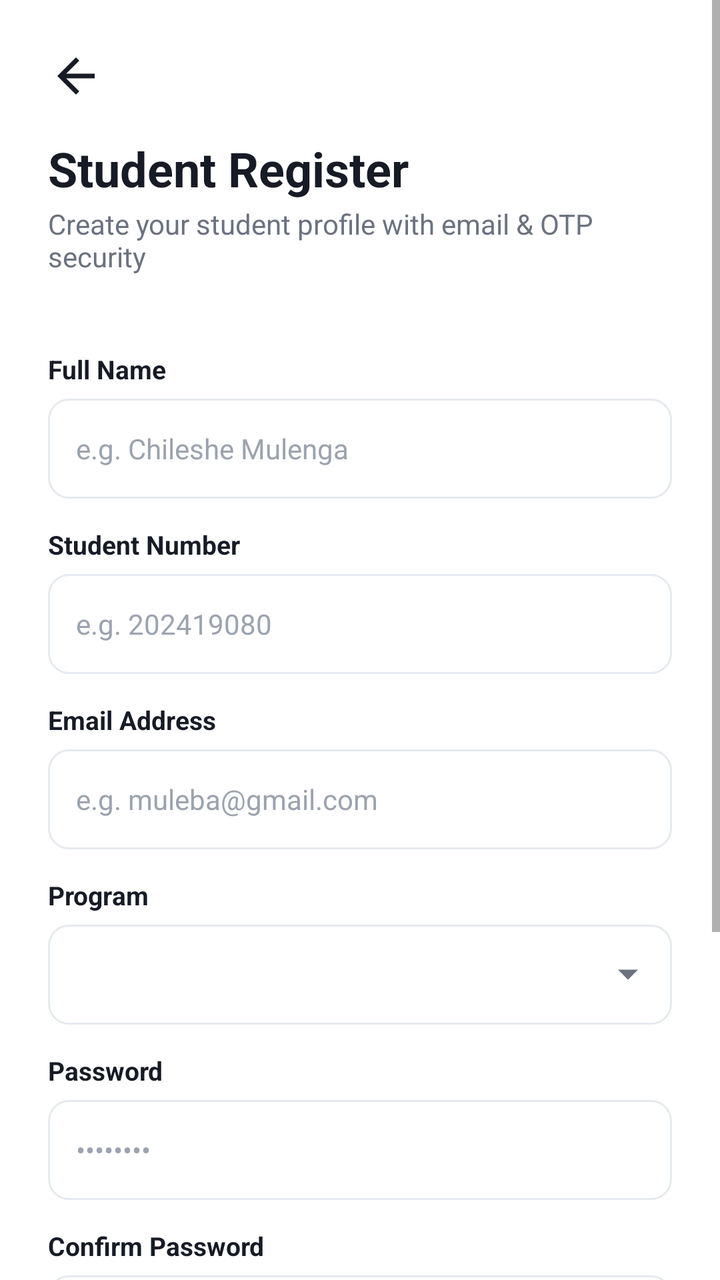
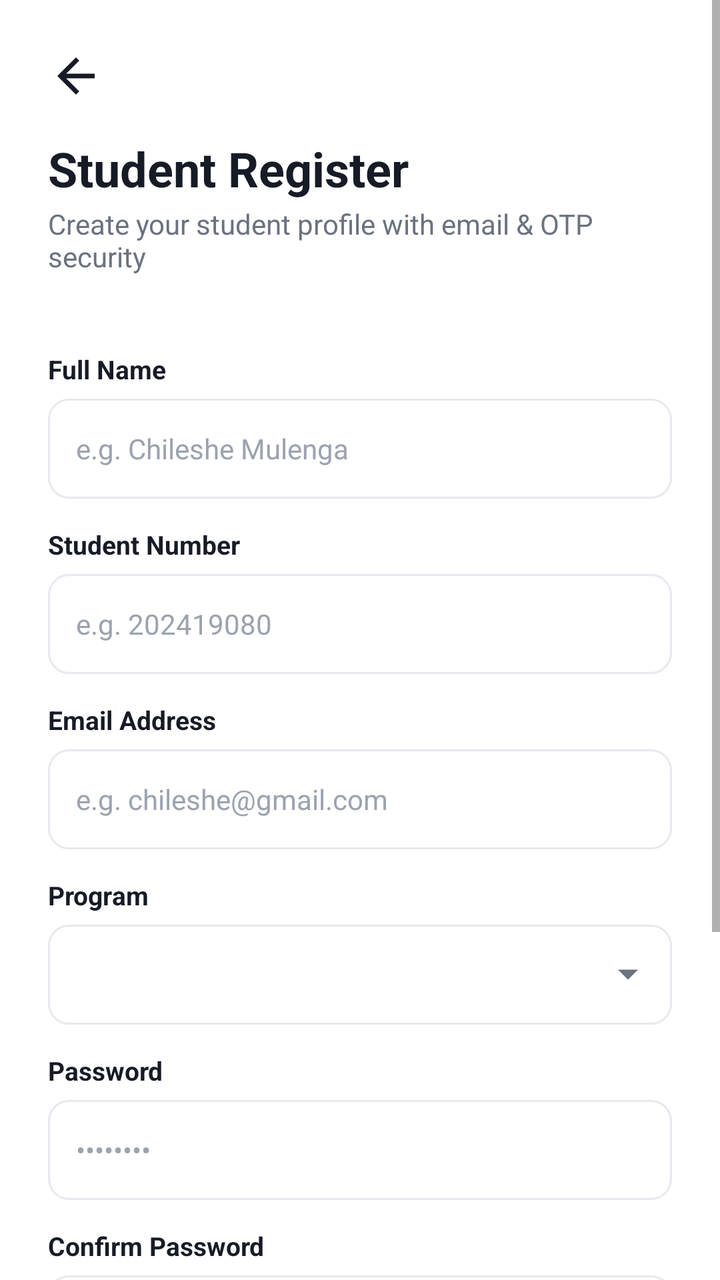

An Android layout rendered at two revisions. The XML below is the earlier revision; the diff shows what the commit changed to produce the second picture.
<!-- AndroidManifest.xml: application theme Theme.CampusApp -->
<!-- res/layout/activity_student_register.xml -->
<?xml version="1.0" encoding="utf-8"?>
<ScrollView xmlns:android="http://schemas.android.com/apk/res/android"
    xmlns:app="http://schemas.android.com/apk/res-auto"
    android:layout_width="match_parent"
    android:layout_height="match_parent"
    android:background="@color/white">

    <LinearLayout
        android:layout_width="match_parent"
        android:layout_height="wrap_content"
        android:orientation="vertical"
        android:padding="24dp">

        <ImageView
            android:id="@+id/btnBack"
            android:layout_width="28dp"
            android:layout_height="28dp"
            android:src="@drawable/ic_back"
            app:tint="@color/text_dark"
            android:layout_marginBottom="16dp"/>

        <TextView
            android:layout_width="wrap_content"
            android:layout_height="wrap_content"
            android:text="Student Register"
            android:textColor="@color/text_dark"
            android:textSize="24sp"
            android:textStyle="bold"/>

        <TextView
            android:layout_width="wrap_content"
            android:layout_height="wrap_content"
            android:layout_marginTop="2dp"
            android:layout_marginBottom="24dp"
            android:text="Create your student profile with email &amp; OTP security"
            android:textColor="@color/text_gray"
            android:textSize="14sp"/>

        <TextView style="@style/InputLabel" android:text="Full Name"/>
        <EditText android:id="@+id/etFullName" style="@style/InputField"
            android:hint="e.g. Chileshe Mulenga" android:inputType="textPersonName|textCapWords"/>

        <TextView style="@style/InputLabel" android:text="Student Number"/>
        <EditText android:id="@+id/etStudentNumber" style="@style/InputField"
            android:hint="e.g. 202419080" android:inputType="number"/>

        <TextView style="@style/InputLabel" android:text="Email Address"/>
        <EditText android:id="@+id/etEmail" style="@style/InputField"
            android:hint="e.g. muleba@gmail.com" android:inputType="textEmailAddress"/>

        <TextView style="@style/InputLabel" android:text="Program"/>
        <include layout="@layout/view_program_spinner"/>

        <TextView style="@style/InputLabel" android:text="Password"/>
        <EditText android:id="@+id/etPassword" style="@style/InputField"
            android:hint="••••••••" android:inputType="textPassword"/>

        <TextView style="@style/InputLabel" android:text="Confirm Password"/>
        <EditText android:id="@+id/etConfirmPassword" style="@style/InputField"
            android:hint="••••••••" android:inputType="textPassword"/>

        <Button
            android:id="@+id/btnCreateAccount"
            android:layout_width="match_parent"
            android:layout_height="52dp"
            android:layout_marginTop="16dp"
            android:background="@drawable/bg_button_blue"
            android:backgroundTint="@null"
            app:backgroundTint="@null"
            android:text="Create account"
            android:textAllCaps="false"
            android:textColor="@color/white"
            android:textStyle="bold"
            android:elevation="0dp"/>

        <Button
            android:id="@+id/btnSaveDraft"
            android:layout_width="match_parent"
            android:layout_height="52dp"
            android:layout_marginTop="10dp"
            android:background="@drawable/bg_button_outline"
            android:text="Save draft"
            android:textAllCaps="false"
            android:textColor="@color/text_dark"
            android:elevation="0dp"/>

        <TextView
            android:id="@+id/tvLogin"
            android:layout_width="wrap_content"
            android:layout_height="wrap_content"
            android:layout_gravity="center_horizontal"
            android:layout_marginTop="18dp"
            android:text="Already registered? Log in"
            android:textColor="@color/primary_blue"
            android:textSize="14sp"/>

    </LinearLayout>
</ScrollView>
<!-- res/layout/view_program_spinner.xml (included above) -->
<?xml version="1.0" encoding="utf-8"?>
<FrameLayout xmlns:android="http://schemas.android.com/apk/res/android"
    android:layout_width="match_parent"
    android:layout_height="50dp"
    android:background="@drawable/bg_input">

    <Spinner
        android:id="@+id/spProgram"
        android:layout_width="match_parent"
        android:layout_height="match_parent"
        android:background="@android:color/transparent"
        android:paddingStart="6dp"
        android:paddingEnd="36dp"
        android:spinnerMode="dropdown"/>

    <ImageView
        android:layout_width="20dp"
        android:layout_height="20dp"
        android:layout_gravity="end|center_vertical"
        android:layout_marginEnd="12dp"
        android:src="@drawable/ic_arrow_down"
        android:importantForAccessibility="no"/>

</FrameLayout>
<!-- resources referenced by this layout -->
<resources>
  <color name="primary_blue">#12469E</color>
  <color name="text_dark">#161B26</color>
  <color name="text_gray">#6B7280</color>
  <color name="white">#FFFFFF</color>
  <!-- drawable bg_button_blue (drawable) -->
  <?xml version="1.0" encoding="utf-8"?>
  <shape xmlns:android="http://schemas.android.com/apk/res/android" android:shape="rectangle">
      <solid android:color="@color/primary_blue" />
      <corners android:radius="14dp" />
  </shape>
  <!-- drawable bg_button_outline (drawable) -->
  <?xml version="1.0" encoding="utf-8"?>
  <shape xmlns:android="http://schemas.android.com/apk/res/android" android:shape="rectangle">
      <solid android:color="@color/white" />
      <stroke android:width="1dp" android:color="@color/divider" />
      <corners android:radius="12dp" />
  </shape>
  <!-- drawable bg_input (drawable) -->
  <?xml version="1.0" encoding="utf-8"?>
  <shape xmlns:android="http://schemas.android.com/apk/res/android" android:shape="rectangle">
      <solid android:color="@color/white" />
      <stroke android:width="1dp" android:color="@color/divider" />
      <corners android:radius="10dp" />
  </shape>
  <!-- drawable ic_arrow_down (drawable) -->
  <vector xmlns:android="http://schemas.android.com/apk/res/android"
      android:width="20dp" android:height="20dp" android:viewportWidth="24" android:viewportHeight="24">
      <path android:fillColor="@color/text_gray"
          android:pathData="M6,9 L12,15 L18,9 Z"/>
  </vector>
  <!-- drawable ic_back (drawable) -->
  <vector xmlns:android="http://schemas.android.com/apk/res/android"
      android:width="24dp" android:height="24dp" android:viewportWidth="24" android:viewportHeight="24">
      <path android:fillColor="@android:color/white"
          android:pathData="M20,11 L7.8,11 L13.4,5.4 L12,4 L4,12 L12,20 L13.4,18.6 L7.8,13 L20,13 Z"/>
  </vector>
  <style name="InputField">
          <item name="android:layout_width">match_parent</item>
          <item name="android:layout_height">50dp</item>
          <item name="android:background">@drawable/bg_input</item>
          <item name="android:paddingLeft">14dp</item>
          <item name="android:paddingRight">14dp</item>
          <item name="android:textSize">14sp</item>
          <item name="android:textColor">@color/text_dark</item>
          <item name="android:textColorHint">@color/text_gray_light</item>
      </style>
  <style name="InputLabel">
          <item name="android:layout_width">wrap_content</item>
          <item name="android:layout_height">wrap_content</item>
          <item name="android:layout_marginTop">14dp</item>
          <item name="android:layout_marginBottom">6dp</item>
          <item name="android:textSize">13sp</item>
          <item name="android:textColor">@color/text_dark</item>
          <item name="android:textStyle">bold</item>
      </style>
  <style name="Theme.CampusApp" parent="Theme.MaterialComponents.Light.NoActionBar">
          <item name="colorPrimary">@color/primary_blue</item>
          <item name="colorPrimaryDark">@color/navy_dark</item>
          <item name="colorAccent">@color/primary_red</item>
          <item name="android:windowBackground">@color/background</item>
          <item name="android:statusBarColor">@color/navy_dark</item>
      </style>
  <color name="divider">#E6E9EE</color>
  <color name="text_gray_light">#9CA3AF</color>
  <color name="navy_dark">#0B2A4A</color>
  <color name="primary_red">#C31432</color>
  <color name="background">#F3F5F8</color>
</resources>

<!-- the commit's change to res/layout/activity_student_register.xml (unified diff, before → after) -->
@@ -46,7 +46,8 @@
 
         <TextView style="@style/InputLabel" android:text="Email Address"/>
         <EditText android:id="@+id/etEmail" style="@style/InputField"
-            android:hint="e.g. muleba@gmail.com" android:inputType="textEmailAddress"/>
+            android:hint="e.g. chileshe@gmail.com" android:inputType="textEmailAddress"
+            android:autofillHints="emailAddress"/>
 
         <TextView style="@style/InputLabel" android:text="Program"/>
         <include layout="@layout/view_program_spinner"/>
@@ -79,6 +80,7 @@
             android:layout_height="52dp"
             android:layout_marginTop="10dp"
             android:background="@drawable/bg_button_outline"
+            app:backgroundTint="@null"
             android:text="Save draft"
             android:textAllCaps="false"
             android:textColor="@color/text_dark"
